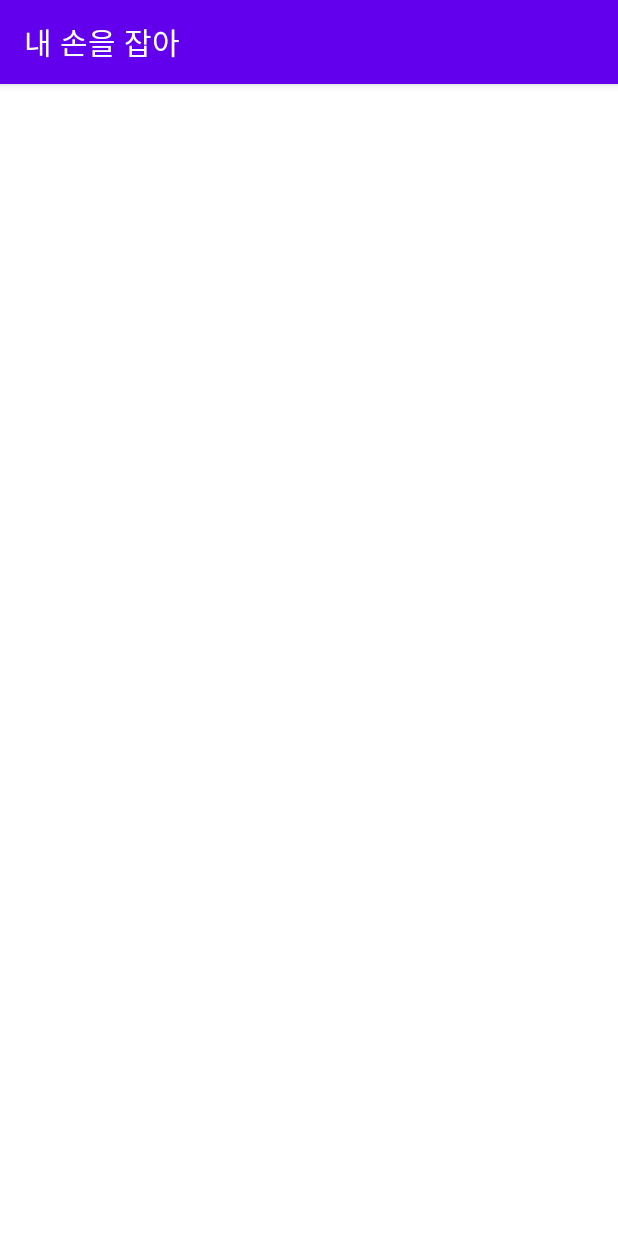
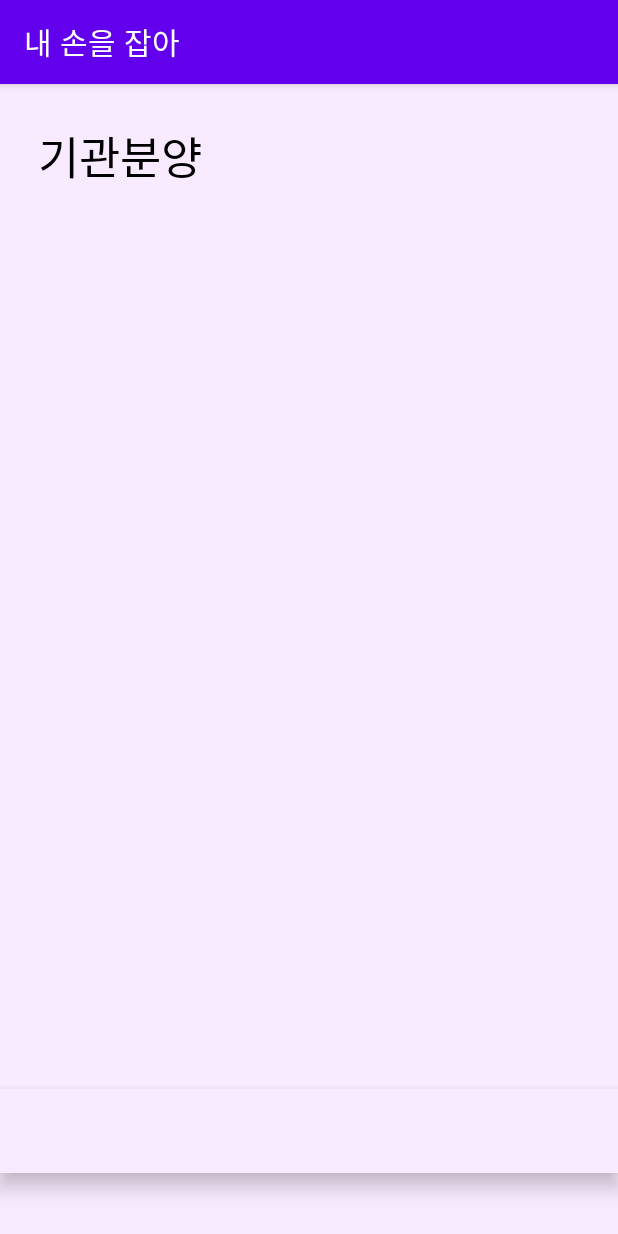
Before and after one commit to Catch-my-hand/catch_my_hand, an Android app: the HomeActivity screen opened directly, with no data from a screen before it, on a phone screen of 412 x 824 dp. Run offline under Robolectric (Android 15) with nearby library versions, the phone set to English and light mode, and no system bars.

```diff
--- a/app/src/main/res/layout/home.xml
+++ b/app/src/main/res/layout/home.xml
@@ -1,6 +1,83 @@
 <?xml version="1.0" encoding="utf-8"?>
-<androidx.constraintlayout.widget.ConstraintLayout xmlns:android="http://schemas.android.com/apk/res/android"
-    android:layout_width="match_parent"
-    android:layout_height="match_parent">
+<LinearLayout xmlns:android="http://schemas.android.com/apk/res/android"
+xmlns:app="http://schemas.android.com/apk/res-auto"
+xmlns:tools="http://schemas.android.com/tools"
+android:layout_width="match_parent"
+android:layout_height="match_parent"
+android:orientation="vertical"
+android:background="#F9EBFF"
+tools:context=".HomeActivity">
 
-</androidx.constraintlayout.widget.ConstraintLayout>
+
+    <TextView
+        android:id="@+id/textView1"
+        android:layout_width="378dp"
+        android:layout_height="48dp"
+        android:gravity="left"
+        android:layout_marginLeft="25dp"
+        android:layout_marginTop="25dp"
+        android:text="기관분양"
+        android:textColor="@color/black"
+        android:textSize="30dp" />
+
+    <ScrollView
+        android:layout_width="match_parent"
+        android:layout_height="119dp">
+
+        <LinearLayout
+            android:layout_width="match_parent"
+            android:layout_height="wrap_content"
+            android:orientation="vertical" />
+    </ScrollView>
+    <ScrollView
+        android:layout_width="match_parent"
+        android:layout_height="119dp">
+
+        <LinearLayout
+            android:layout_width="match_parent"
+            android:layout_height="wrap_content"
+            android:orientation="vertical" />
+    </ScrollView>
+    <ScrollView
+        android:layout_width="match_parent"
+        android:layout_height="119dp">
+
+        <LinearLayout
+            android:layout_width="match_parent"
+            android:layout_height="wrap_content"
+            android:orientation="vertical" />
+    </ScrollView>
+    <ScrollView
+        android:layout_width="match_parent"
+        android:layout_height="119dp">
+
+        <LinearLayout
+            android:layout_width="match_parent"
+            android:layout_height="wrap_content"
+            android:orientation="vertical" />
+    </ScrollView>
+    <ScrollView
+        android:layout_width="match_parent"
+        android:layout_height="119dp">
+
+        <LinearLayout
+            android:layout_width="match_parent"
+            android:layout_height="wrap_content"
+            android:orientation="vertical" />
+    </ScrollView>
+
+
+    <com.google.android.material.bottomnavigation.BottomNavigationView
+        android:layout_width="match_parent"
+        android:layout_height="wrap_content"
+        android:background="#F9EBFF">
+
+        <androidx.appcompat.widget.Toolbar
+            android:id="@+id/toolbar"
+            android:layout_width="match_parent"
+            android:layout_height="?attr/actionBarSize"
+            android:background="#F9EBFF"/>
+        </com.google.android.material.bottomnavigation.BottomNavigationView>
+
+
+</LinearLayout>
--- a/app/src/main/res/layout/join_check.xml
+++ b/app/src/main/res/layout/join_check.xml
@@ -1,6 +1,5 @@
 <?xml version="1.0" encoding="utf-8"?>
 <LinearLayout xmlns:android="http://schemas.android.com/apk/res/android"
-    xmlns:app="http://schemas.android.com/apk/res-auto"
     xmlns:tools="http://schemas.android.com/tools"
     android:layout_width="match_parent"
     android:layout_height="match_parent"
```
